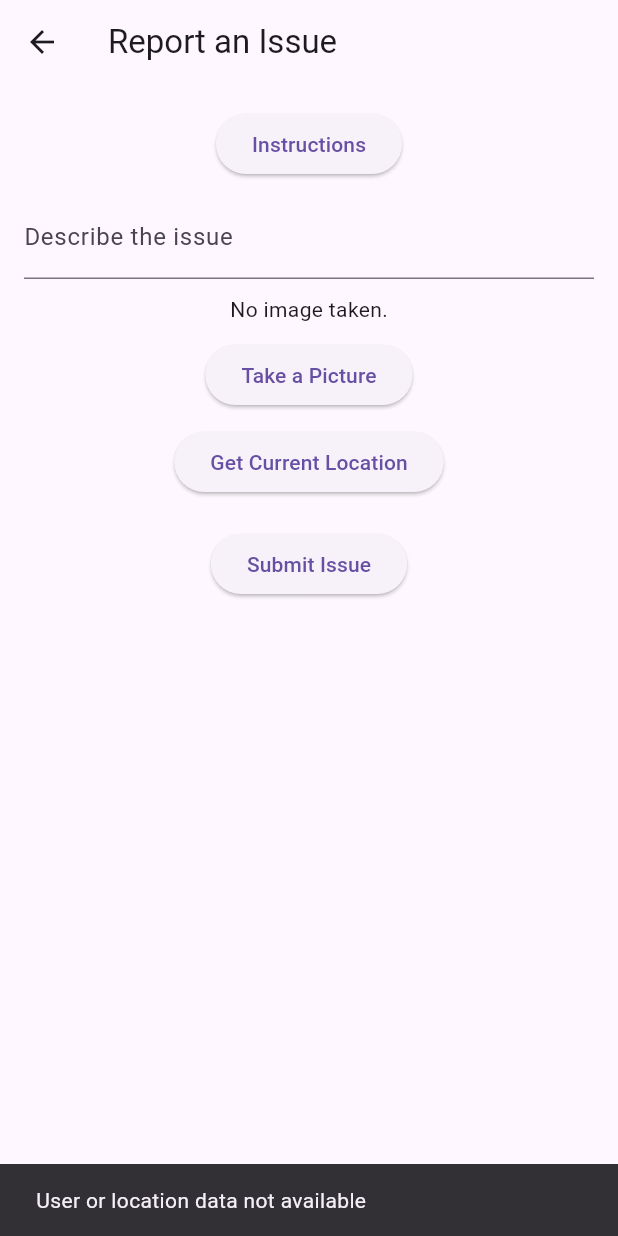
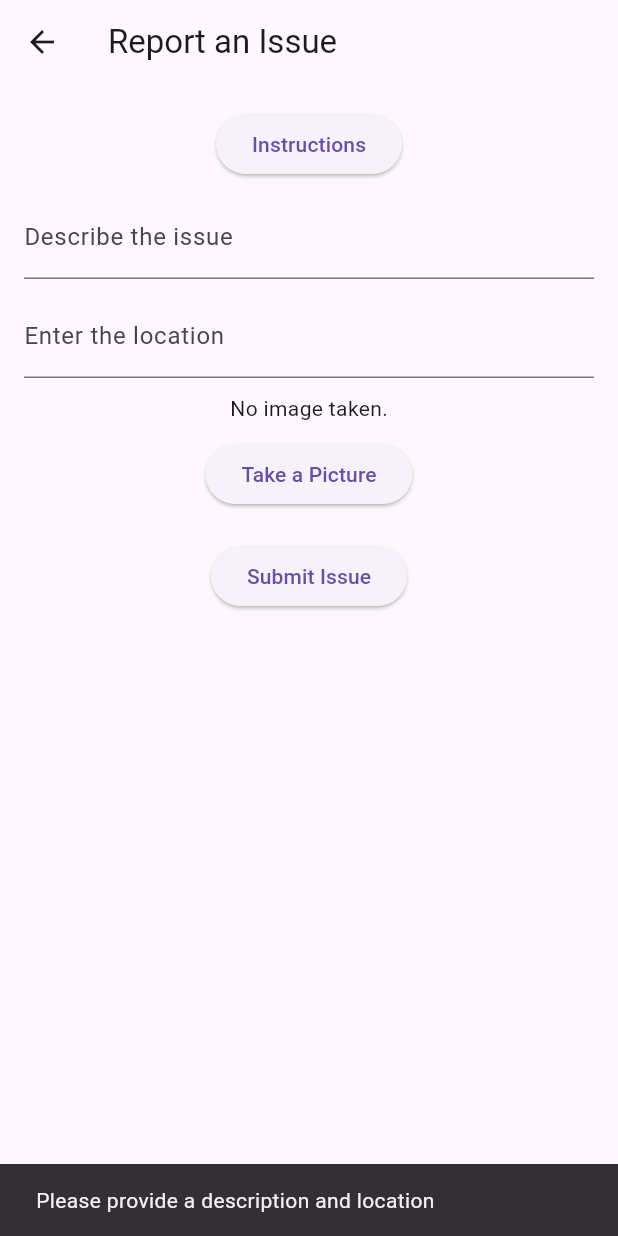
Before and after one commit to SHREYASH1204/abhivruddhi, a Flutter app: the ReportIssuePage screen opened directly, after a tap on "Submit Issue", on a phone screen of 412 x 824 dp. Run offline on Flutter 3.47's test engine with Material 3 defaults, Android fonts, the phone set to English and light mode, and no system bars; our stand-ins replace camera, cloud_firestore, firebase_auth, firebase_core, firebase_storage, fluttertoast and 2 more; accounts and stored records are empty.

Commit message:
removed geolocan

```diff
--- a/lib/main.dart
+++ b/lib/main.dart
@@ -41,7 +41,7 @@ class MyApp extends StatelessWidget {
         builder: (context, snapshot) {
           if (snapshot.hasData) {
             if (snapshot.data ?? false) {
-              return ReportIssuePage();
+              return PointsHomePage();
             } else {
               return LoginScreen();
             }
--- a/lib/report_issue.dart
+++ b/lib/report_issue.dart
@@ -5,7 +5,6 @@ import 'package:firebase_auth/firebase_auth.dart';
 import 'package:firebase_storage/firebase_storage.dart';
 import 'package:cloud_firestore/cloud_firestore.dart';
 import 'package:provider/provider.dart';
-import 'package:geolocator/geolocator.dart';
 import 'package:permission_handler/permission_handler.dart';
 import 'points_model.dart';
 
@@ -15,11 +14,12 @@ class ReportIssuePage extends StatefulWidget {
 }
 
 class _ReportIssuePageState extends State<ReportIssuePage> {
-  final TextEditingController _controller = TextEditingController();
+  final TextEditingController _descriptionController = TextEditingController();
+  final TextEditingController _locationController = TextEditingController();
   CameraController? _cameraController;
   Uint8List? _imageData;
   String? _imageUrl;
-  Position? _currentPosition;
+  bool _isLoading = false;
 
   @override
   void initState() {
@@ -28,14 +28,21 @@ class _ReportIssuePageState extends State<ReportIssuePage> {
   }
 
   Future<void> _requestPermissions() async {
-    await [
-      Permission.camera,
-      Permission.locationWhenInUse,
-    ].request();
-    _initializeCamera();
+    PermissionStatus cameraStatus = await Permission.camera.request();
+    print("Camera permission status: $cameraStatus");
+
+    if (!cameraStatus.isGranted) {
+      ScaffoldMessenger.of(context).showSnackBar(
+        SnackBar(content: Text('Camera permission is required')),
+      );
+      return;
+    }
+
+    await _initializeCamera();
   }
 
   Future<void> _initializeCamera() async {
+    try {
       final cameras = await availableCameras();
       final camera = cameras.first;
 
@@ -46,6 +53,11 @@ class _ReportIssuePageState extends State<ReportIssuePage> {
 
       await _cameraController?.initialize();
       setState(() {});
+    } catch (e) {
+      ScaffoldMessenger.of(context).showSnackBar(
+        SnackBar(content: Text('Error initializing camera: $e')),
+      );
+    }
   }
 
   Future<void> _takePicture() async {
@@ -55,6 +67,10 @@ class _ReportIssuePageState extends State<ReportIssuePage> {
       );
       return;
     }
+
+    setState(() {
+      _isLoading = true;
+    });
 
     try {
       final XFile file = await _cameraController!.takePicture();
@@ -66,32 +82,35 @@ class _ReportIssuePageState extends State<ReportIssuePage> {
       ScaffoldMessenger.of(context).showSnackBar(
         SnackBar(content: Text('Error taking picture: $e')),
       );
+    } finally {
+      setState(() {
+        _isLoading = false;
+      });
     }
   }
 
-  Future<void> _getCurrentLocation() async {
-    try {
-      Position position = await Geolocator.getCurrentPosition(
-          desiredAccuracy: LocationAccuracy.high);
-      setState(() {
-        _currentPosition = position;
-      });
-    } catch (e) {
+  Future<void> _submitIssue() async {
+    final description = _descriptionController.text;
+    final location = _locationController.text;
+    final user = FirebaseAuth.instance.currentUser;
+
+    if (user == null) {
       ScaffoldMessenger.of(context).showSnackBar(
-        SnackBar(content: Text('Error getting location: $e')),
-      );
-    }
-  }
-
-  void _submitIssue() async {
-    final text = _controller.text;
-    final user = FirebaseAuth.instance.currentUser;
-    if (user == null || _currentPosition == null) {
-      ScaffoldMessenger.of(context).showSnackBar(
-        SnackBar(content: Text('User or location data not available')),
+        SnackBar(content: Text('User not available')),
       );
       return;
     }
+
+    if (description.isEmpty || location.isEmpty) {
+      ScaffoldMessenger.of(context).showSnackBar(
+        SnackBar(content: Text('Please provide a description and location')),
+      );
+      return;
+    }
+
+    setState(() {
+      _isLoading = true;
+    });
 
     String? imageUrl;
     if (_imageData != null) {
@@ -108,6 +127,9 @@ class _ReportIssuePageState extends State<ReportIssuePage> {
         ScaffoldMessenger.of(context).showSnackBar(
           SnackBar(content: Text('Error uploading image: $e')),
         );
+        setState(() {
+          _isLoading = false;
+        });
         return;
       }
     }
@@ -115,11 +137,11 @@ class _ReportIssuePageState extends State<ReportIssuePage> {
     try {
       await FirebaseFirestore.instance.collection('issues').add({
         'userId': user.uid,
-        'text': text,
+        'description': description,
+        'location': location,
         'imageUrl': imageUrl,
         'timestamp': FieldValue.serverTimestamp(),
         'stars': 0,
-        'location': GeoPoint(_currentPosition!.latitude, _currentPosition!.longitude),
       });
 
       Provider.of<PointsModel>(context, listen: false).addPoints(10);
@@ -129,6 +151,10 @@ class _ReportIssuePageState extends State<ReportIssuePage> {
       ScaffoldMessenger.of(context).showSnackBar(
         SnackBar(content: Text('Error submitting issue: $e')),
       );
+    } finally {
+      setState(() {
+        _isLoading = false;
+      });
     }
   }
 
@@ -140,6 +166,7 @@ class _ReportIssuePageState extends State<ReportIssuePage> {
           color: Colors.white,
           padding: EdgeInsets.all(16.0),
           child: SingleChildScrollView(
+            scrollDirection: Axis.vertical,
             child: Column(
               crossAxisAlignment: CrossAxisAlignment.start,
               children: [
@@ -180,9 +207,16 @@ class _ReportIssuePageState extends State<ReportIssuePage> {
               ),
               SizedBox(height: 10),
               TextField(
-                controller: _controller,
+                controller: _descriptionController,
                 decoration: InputDecoration(
                   labelText: 'Describe the issue',
+                ),
+              ),
+              SizedBox(height: 10),
+              TextField(
+                controller: _locationController,
+                decoration: InputDecoration(
+                  labelText: 'Enter the location',
                 ),
               ),
               SizedBox(height: 10),
@@ -194,20 +228,16 @@ class _ReportIssuePageState extends State<ReportIssuePage> {
               SizedBox(height: 10),
               ElevatedButton(
                 onPressed: _takePicture,
-                child: Text('Take a Picture'),
+                child: _isLoading
+                    ? CircularProgressIndicator()
+                    : Text('Take a Picture'),
               ),
-              SizedBox(height: 10),
-              ElevatedButton(
-                onPressed: _getCurrentLocation,
-                child: Text('Get Current Location'),
-              ),
-              if (_currentPosition != null)
-                Text(
-                    'Location: ${_currentPosition!.latitude}, ${_currentPosition!.longitude}'),
               SizedBox(height: 20),
               ElevatedButton(
                 onPressed: _submitIssue,
-                child: Text('Submit Issue'),
+                child: _isLoading
+                    ? CircularProgressIndicator()
+                    : Text('Submit Issue'),
               ),
             ],
           ),
@@ -219,6 +249,8 @@ class _ReportIssuePageState extends State<ReportIssuePage> {
   @override
   void dispose() {
     _cameraController?.dispose();
+    _descriptionController.dispose();
+    _locationController.dispose();
     super.dispose();
   }
 }
```
Also changed, not shown: 2 other files. Lines whose indentation alone changed are shown as unchanged.
